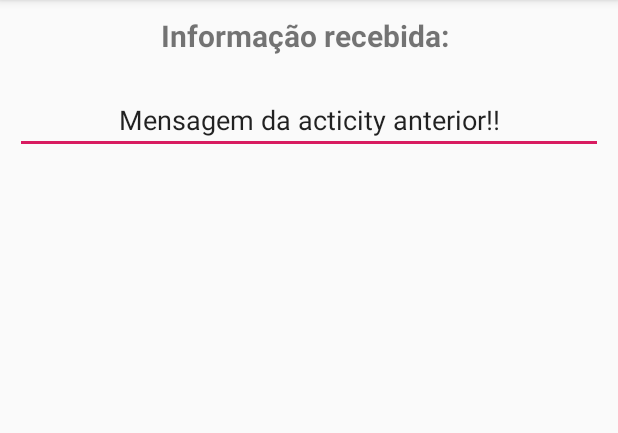
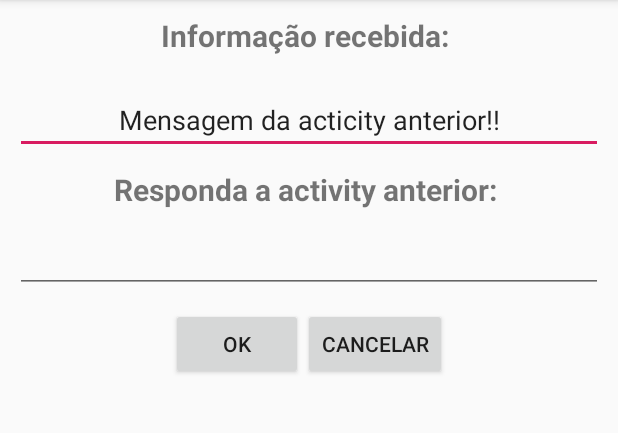
Before and after one commit to gustavobite/trabalhos-pos-pucpr, an Android app: the screen it shows after launch (SecondActivity), after a tap on "GO", on a phone screen of 412 x 824 dp, the part 84-517 px from its top. Run offline under Robolectric (Android 15) with nearby library versions, the phone set to English and light mode, and no system bars.

Commit message:
Finalizado projeto sobre activities e fluxos das telas

```diff
--- a/Activities/app/src/main/java/br/com/gbiteapps/activities/SecondActivity.kt
+++ b/Activities/app/src/main/java/br/com/gbiteapps/activities/SecondActivity.kt
@@ -1,10 +1,13 @@
 package br.com.gbiteapps.activities
 
+import android.app.Activity
+import android.content.Intent
 import android.support.v7.app.AppCompatActivity
 import android.os.Bundle
+import android.view.View
 import kotlinx.android.synthetic.main.activity_second.*
 
-class SecondActivity : AppCompatActivity() {
+class SecondActivity : AppCompatActivity(), View.OnClickListener {
 
     override fun onCreate(savedInstanceState: Bundle?) {
         super.onCreate(savedInstanceState)
@@ -12,5 +15,22 @@ class SecondActivity : AppCompatActivity() {
 
         val msg = intent.getStringExtra("message")
         txtMessage.setText(msg)
+
+        btnOk.setOnClickListener(this)
+        btnCancel.setOnClickListener(this)
+    }
+
+    override fun onClick(v: View?) {
+        when(v?.id) {
+            R.id.btnOk -> {
+                val intent = Intent().putExtra("response", txtResponse.text.toString())
+                setResult(Activity.RESULT_OK, intent)
+                finish()
+            }
+            R.id.btnCancel -> {
+                setResult(Activity.RESULT_CANCELED)
+                finish()
+            }
+        }
     }
 }
--- a/Activities/app/src/main/res/layout/activity_second.xml
+++ b/Activities/app/src/main/res/layout/activity_second.xml
@@ -21,4 +21,39 @@
             android:gravity="center_horizontal"
             android:layout_margin="10dp"/>
 
+    <TextView
+            android:layout_width="wrap_content"
+            android:layout_height="wrap_content"
+            android:layout_gravity="center_horizontal"
+            android:textStyle="bold"
+            android:textSize="20sp"
+            android:text="Responda a activity anterior: "/>
+
+    <EditText
+            android:id="@+id/txtResponse"
+            android:layout_width="match_parent"
+            android:layout_height="wrap_content"
+            android:gravity="center_horizontal"
+            android:layout_margin="10dp"/>
+
+    <LinearLayout
+            android:layout_width="match_parent"
+            android:layout_height="wrap_content"
+            android:orientation="horizontal"
+            android:gravity="center_horizontal">
+
+        <Button
+                android:id="@+id/btnOk"
+                android:layout_width="wrap_content"
+                android:layout_height="wrap_content"
+                android:text="OK"/>
+
+        <Button
+                android:id="@+id/btnCancel"
+                android:layout_width="wrap_content"
+                android:layout_height="wrap_content"
+                android:text="Cancelar"/>
+
+    </LinearLayout>
+
 </LinearLayout>
```
Also changed, not shown: Activities/app/src/main/java/br/com/gbiteapps/activities/MainActivity.kt (+19 -2 lines), Activities/app/src/main/res/layout/activity_main.xml (+15 -0 lines).
